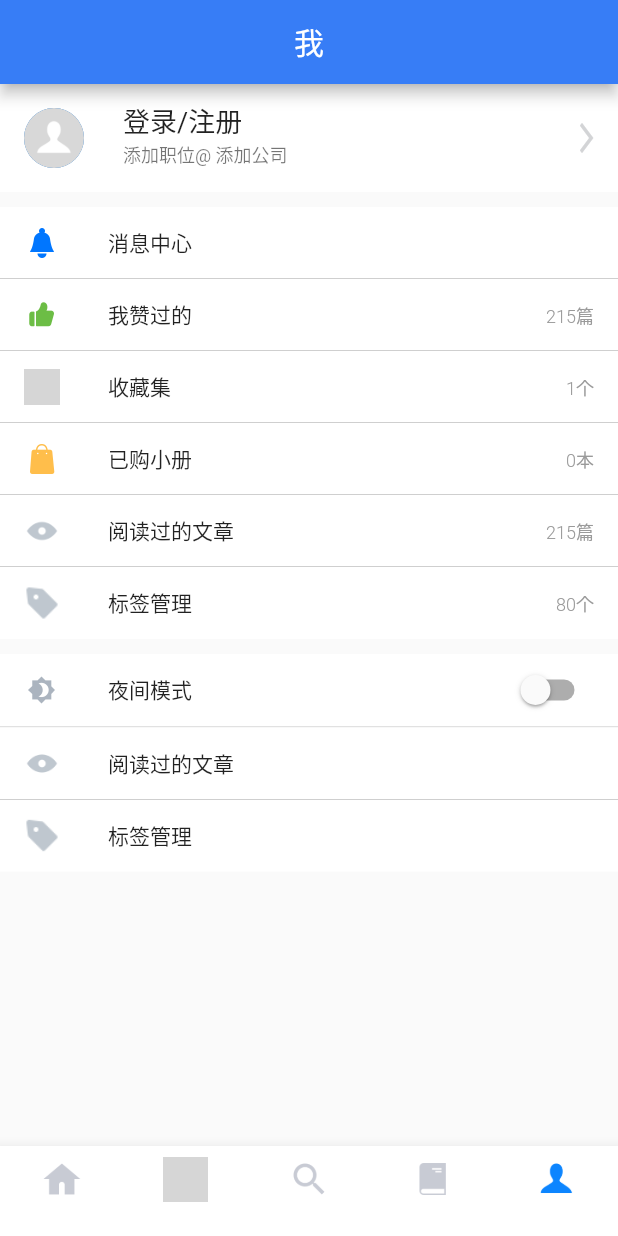
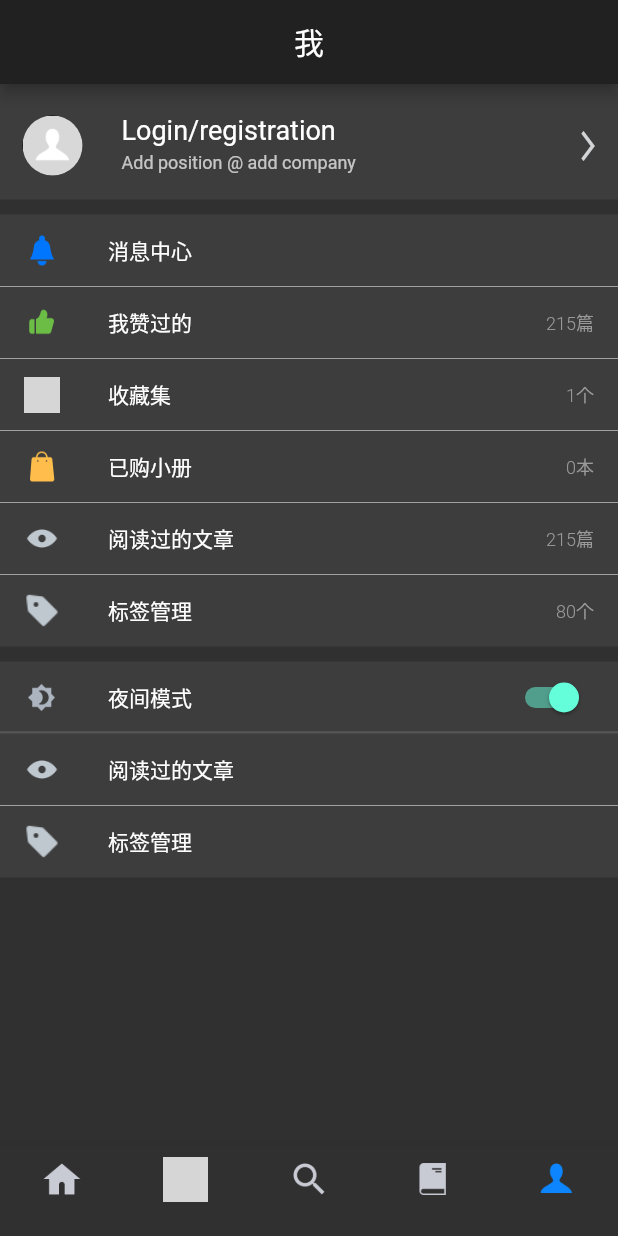
Before and after one commit to Binbiubiubiu/juejin_flutter, a Flutter app: the screen it shows after launch, item 5 of the bottom bar chosen, after a tap on "夜间模式", on a phone screen of 412 x 824 dp. Run offline on Flutter 3.47's test engine with Material 2 defaults, Android fonts, the phone set to English and light mode, and no system bars; our stand-ins replace dio, flutter_swiper, timeago; missing offline and left inert: flutter_webview_plugin; network calls fail; grey boxes are pictures that could not be loaded.

```diff
--- a/lib/main.dart
+++ b/lib/main.dart
@@ -1,4 +1,10 @@
 import 'package:flutter/material.dart';
+import 'package:juejin_app/providers/i18n_provider.dart';
+import 'package:provider/provider.dart';
+import 'package:timeago/timeago.dart' as timeago;
+import 'generated/i18n.dart';
+import 'package:flutter_localizations/flutter_localizations.dart';
+
 import 'package:juejin_app/pages/login_page.dart';
 import 'package:juejin_app/pages/home_page.dart';
 import 'package:juejin_app/pages/activity_page.dart';
@@ -6,28 +12,41 @@ import 'package:juejin_app/pages/explore_page.dart';
 import 'package:juejin_app/pages/book_page.dart';
 import 'package:juejin_app/pages/me_page.dart';
 
-import 'package:timeago/timeago.dart' as timeago;
-
-void main(){
+void main() {
   timeago.setLocaleMessages('en', timeago.ZhCnMessages());
-  runApp(MyApp());
+  runApp(MultiProvider(
+    providers: [
+      ChangeNotifierProvider<I18nProvider>(
+          builder: (context) => I18nProvider()),
+    ],
+    child: MyApp(),
+  ));
 }
 
 class MyApp extends StatelessWidget {
   // This widget is the root of your application.
   @override
   Widget build(BuildContext context) {
-
-
     return MaterialApp(
-      title: '掘金',
-      theme: ThemeData(
-        primaryColor: Color(0xFF377DF6),
-        accentColor: Color(0xFF377DF6),
-        dividerColor: Color(0xFFD8D8D8),
-        backgroundColor: Color(0xFFF6F7F9),
-      ),
-      home: MyHomePage(),
+      title: "12",
+      theme: Provider.of<I18nProvider>(context).locale.toString() != 'zh_CN'
+          ? ThemeData.dark()
+          : ThemeData.light(),
+      localizationsDelegates: const [
+        S.delegate,
+        GlobalMaterialLocalizations.delegate,
+        GlobalWidgetsLocalizations.delegate,
+      ],
+      localeResolutionCallback:
+          S.delegate.resolution(fallback: const Locale('zh', 'CN')),
+      supportedLocales: S.delegate.supportedLocales,
+      home: LayoutBuilder(builder: (context, constraints) {
+        return Localizations.override(
+          context: context,
+          locale: Provider.of<I18nProvider>(context).locale,
+          child: MyHomePage(),
+        );
+      }),
 //      initialRoute: '/',
       routes: {
         '/login': (ctx) => LoginPage(),
@@ -38,7 +57,6 @@ class MyApp extends StatelessWidget {
 
 class MyHomePage extends StatefulWidget {
   MyHomePage({Key key}) : super(key: key);
-
 
   @override
   _MyHomePageState createState() => _MyHomePageState();
@@ -76,14 +94,13 @@ class _MyHomePageState extends State<MyHomePage> {
     MePage(),
   ];
 
-  int _currentIndex = 2;
+  int _currentIndex = 0;
 
   @override
   Widget build(BuildContext context) {
     return Scaffold(
       bottomNavigationBar: BottomNavigationBar(
         type: BottomNavigationBarType.fixed,
-        backgroundColor: Colors.white,
         currentIndex: _currentIndex,
         onTap: (int index) {
           setState(() {
--- a/lib/pages/explore_page.dart
+++ b/lib/pages/explore_page.dart
@@ -1,8 +1,8 @@
 import 'package:flutter/material.dart';
 import 'package:flutter_swiper/flutter_swiper.dart';
+import 'package:juejin_app/generated/i18n.dart';
 import 'package:juejin_app/providers/article_provider.dart';
 import 'package:juejin_app/widgets/custom_list_item_widget.dart';
-import 'package:juejin_app/widgets/custom_list_view_widget.dart';
 import 'package:provider/provider.dart';
 import 'package:timeago/timeago.dart' as timeago;
 
@@ -28,7 +28,7 @@ class ExplorePage extends StatelessWidget {
                 width: 15.0,
               ),
               Text(
-                "搜索文章、用户、标签",
+                S.of(context).appbar_search_placeholder,
                 style: TextStyle(color: Color.fromRGBO(255, 255, 255, 0.4)),
               ),
             ],
@@ -59,11 +59,6 @@ class _ExploreCardListState extends State<ExploreCardList> {
   ArticleProvider _provider;
   ScrollController _scrollController;
 
-  Future<Null> _refresh() async {
-    await Future.delayed(Duration(seconds: 3), () {
-      _provider.getData(true);
-    });
-  }
 
   @override
   void initState() {
@@ -84,7 +79,11 @@ class _ExploreCardListState extends State<ExploreCardList> {
   void didChangeDependencies() {
     // TODO: implement didChangeDependencies
     super.didChangeDependencies();
-    _provider = Provider.of<ArticleProvider>(context);
+
+    setState(() {
+      _provider = Provider.of<ArticleProvider>(context);
+    });
+
   }
 
   @override
@@ -101,12 +100,14 @@ class _ExploreCardListState extends State<ExploreCardList> {
     var column = Column(
       children: [],
     );
+//
 
     var list = Provider.of<ArticleProvider>(context).data;
 
     list.forEach((item) {
       column.children
         ..add(Divider(
+          color: Colors.grey,
           height: 1.0,
         ))
         ..add(CustomListItem(
@@ -206,7 +207,7 @@ class _ExploreCardListState extends State<ExploreCardList> {
 
   Widget _renderTop() {
     return Container(
-      color: Colors.white,
+      color: Color(0x10ffffff),
       padding: EdgeInsets.symmetric(vertical: 10.0, horizontal: 10.0),
       child: Row(
         children: <Widget>[
@@ -294,7 +295,7 @@ class ExploreTabBtnBar extends StatelessWidget {
         ],
       ),
       decoration: BoxDecoration(
-        color: Colors.white,
+        color: Color(0x10ffffff),
       ),
     );
   }
--- a/lib/pages/home_page.dart
+++ b/lib/pages/home_page.dart
@@ -1,7 +1,7 @@
 import 'package:flutter/material.dart';
-import 'package:dio/dio.dart';
 import 'package:flutter/rendering.dart';
-import 'package:juejin_app/modal/article_entity.dart';
+import 'package:juejin_app/generated/i18n.dart';
+import 'package:juejin_app/pages/webview_page.dart';
 import 'package:juejin_app/providers/article_provider.dart';
 import 'package:juejin_app/widgets/custom_list_view_widget.dart';
 import 'package:juejin_app/widgets/custom_list_item_widget.dart';
@@ -20,25 +20,45 @@ class _HomePageState extends State<HomePage>
     with SingleTickerProviderStateMixin {
   bool _isShowFloatingBtn = true;
 
-  final _tabList = [
-    {"label": "热门", "type": ArticleType.POPULAR},
-    {"label": "最新", "type": ArticleType.NEWEST},
-    {"label": "热榜", "type": ArticleType.THREE_DAYS_HOTTEST},
-  ];
+  var _tabList ;
 
   @override
   void initState() {
     // TODO: implement initState
     super.initState();
+    print('initState');
+
+  }
+
+  @override
+  void didChangeDependencies() {
+    // TODO: implement didChangeDependencies
+    super.didChangeDependencies();
+    _tabList = [
+      {"label": S.of(context).home_tab_1, "type": ArticleType.POPULAR},
+      {"label": S.of(context).home_tab_2, "type": ArticleType.NEWEST},
+      {"label": S.of(context).home_tab_3, "type": ArticleType.THREE_DAYS_HOTTEST},
+    ];
+    print('didChangeDependencies');
+  }
+
+  @override
+  void didUpdateWidget(HomePage oldWidget) {
+    // TODO: implement didUpdateWidget
+    super.didUpdateWidget(oldWidget);
+    print('didUpdateWidget');
   }
 
   @override
   Widget build(BuildContext context) {
+    print('build');
+
     return Scaffold(
       body: DefaultTabController(
         length: _tabList.length,
         child: NestedScrollView(
-            headerSliverBuilder: (context, isInerBoxScroll) => [
+          headerSliverBuilder: (context, isInerBoxScroll) =>
+          [
             SliverAppBar(
               pinned: true,
               floating: true,
@@ -58,7 +78,7 @@ class _HomePageState extends State<HomePage>
                         width: 8.0,
                       ),
                       Text(
-                          "搜索文章、用户、标签",
+                        S.of(context).appbar_search_placeholder,
                         style: TextStyle(
                           fontSize: 14.0,
                           color: Color.fromRGBO(255, 255, 255, 0.4),
@@ -82,7 +102,7 @@ class _HomePageState extends State<HomePage>
                         width: 6.0,
                       ),
                       Text(
-                          "标签",
+                        S.of(context).home_tag,
                         style: TextStyle(
                           color: Colors.white,
                           fontSize: 14.0,
@@ -93,27 +113,24 @@ class _HomePageState extends State<HomePage>
                 )
               ],
               bottom: PreferredSize(
-                  child: Row(
-                    mainAxisAlignment: MainAxisAlignment.spaceBetween,
-                    children: <Widget>[
-                      TabBar(
+                child: Align(
+                  alignment:Alignment.centerLeft,
+                  child: TabBar(
                         isScrollable: true,
                         indicator: const BoxDecoration(
                           border: Border(
-                              bottom:
-                                  BorderSide(color: Colors.white, width: 3.0),
+                            bottom: BorderSide(color: Colors.white, width: 3.0),
                           ),
                         ),
                         tabs: _tabList
-                              .map((item) => Tab(
+                            .map<Widget>((item) =>
+                            Tab(
                               child: Center(
                                 widthFactor: 1.6,
                                 child: Text(item["label"]),
                               ),
                             ))
-                              .toList()),
-                      SizedBox(width: 50.0)
-                    ],
+                            .toList())
                 ),
                 preferredSize: Size.fromHeight(48.0),
               ),
@@ -124,12 +141,11 @@ class _HomePageState extends State<HomePage>
             context: context,
             child: TabBarView(
               children: _tabList
-                    .map((item) => ArticleTabPage(type: item['type']))
+                  .map<Widget>((item) => ArticleTabPage(type: item['type']))
                   .toList(),
             ),
           ),
         ),
-
       ),
       floatingActionButton: _isShowFloatingBtn
           ? FloatingActionButton(
@@ -139,8 +155,6 @@ class _HomePageState extends State<HomePage>
           : null,
     );
   }
-
-
 }
 
 class ArticleTabPage extends StatefulWidget {
@@ -160,17 +174,20 @@ class _ArticleTabPageState extends State<ArticleTabPage> {
   Widget build(BuildContext context) {
     return ChangeNotifierProvider<ArticleProvider>.value(
       key: ValueKey(widget.type),
-      value: ArticleProvider(widget.type)..init(),
+      value: ArticleProvider(widget.type)
+        ..init(),
       child: CustomListView<ArticleProvider>(
         separatorBuilder: (BuildContext context, int index) =>
-            Container(color: Colors.grey[200], height: 10.0),
+            Container(height: 10.0),
         itemBuilder: _renderBookItem,
       ),
     );
   }
 
   Widget _renderBookItem(BuildContext context, int i) {
-    var list = Provider.of<ArticleProvider>(context).data;
+    var list = Provider
+        .of<ArticleProvider>(context)
+        .data;
     if (list.length == 0) return null;
     var entity = list[i];
 
@@ -179,11 +196,29 @@ class _ArticleTabPageState extends State<ArticleTabPage> {
         CustomListItem(
           key: ValueKey(entity.id),
           onTap: () {
-            print("book");
+            Navigator.of(context).push(
+                PageRouteBuilder(
+                    pageBuilder: (context, animation, secondaryAnimation) {
+                      return WebViewPage(
+                        title: entity.user.username,
+                        url: entity.originalUrl,
+                      );
+                    },transitionsBuilder: (context, animation, secondaryAnimation,child){
+                      return new SlideTransition(
+                        position: new Tween<Offset>(
+                          begin: const Offset(1.0, 0.0),
+                          end: const Offset(0.0, 0.0),
+                        ).animate(animation),
+                        child: child,
+                      );
+                }),
+
+            );
           },
           padding: EdgeInsets.fromLTRB(15.0, 15.0, 15.0, 45.0),
           child: Column(
             children: <Widget>[
+
               Row(
                 mainAxisAlignment: MainAxisAlignment.spaceBetween,
                 children: <Widget>[
@@ -215,16 +250,13 @@ class _ArticleTabPageState extends State<ArticleTabPage> {
                         children: [
                           TextSpan(
                             text: "${entity.title}\n",
-                            style: TextStyle(
-                              color: Colors.black,
-                              fontSize: 16.0,
-                              fontWeight: FontWeight.bold,
-                            ),
+                            style: Theme.of(context).textTheme.subtitle,
                           ),
                           TextSpan(
                             text: "1\n",
                             style: TextStyle(
                               fontSize: 4.0,
+                              color: Colors.transparent,
                             ),
                           ),
                           TextSpan(
@@ -295,7 +327,8 @@ class _ArticleTabPageState extends State<ArticleTabPage> {
                         width: 16.0),
                     SizedBox(width: 2.0),
                     Text(
-                      "${entity.commentsCount == 0 ? '评论' : entity.commentsCount}",
+                      "${entity.commentsCount == 0 ? '评论' : entity
+                          .commentsCount}",
                       style: TextStyle(
                         color: Colors.grey,
                         fontSize: 12.0,
--- a/lib/pages/me_page.dart
+++ b/lib/pages/me_page.dart
@@ -1,16 +1,18 @@
 import 'package:flutter/material.dart';
+import 'package:juejin_app/generated/i18n.dart';
 import 'package:juejin_app/pages/login_page.dart';
+import 'package:juejin_app/providers/i18n_provider.dart';
+import 'package:provider/provider.dart';
 
 class MePage extends StatelessWidget {
-
-
   @override
   Widget build(BuildContext context) {
-
-
     return Scaffold(
       appBar: AppBar(
-        title: Text('我'),
+        title: Text(
+          '我',
+          style: TextStyle(fontSize: 20.0),
+        ),
         centerTitle: true,
       ),
       body: ListView(
@@ -19,11 +21,14 @@ class MePage extends StatelessWidget {
     );
   }
 
-  List<Widget> _renderListView(){
-
+  List<Widget> _renderListView() {
     final List list1 = [
       {"icon": "assets/me/ic_notification.png", "title": "消息中心", "action": ""},
-      {"icon": "assets/me/user_liked_pin.png", "title": "我赞过的", "action": "215篇"},
+      {
+        "icon": "assets/me/user_liked_pin.png",
+        "title": "我赞过的",
+        "action": "215篇"
+      },
       {
         "icon": "assets/me/user_collectionset.png",
         "title": "收藏集",
@@ -38,7 +43,7 @@ class MePage extends StatelessWidget {
       {"icon": "assets/me/ic_dynamic_tag.png", "title": "标签管理", "action": "80个"}
     ];
 
-    final List list2=[
+    final List list2 = [
       {
         "icon": "assets/me/ic_user_data_read.png",
         "title": "阅读过的文章",
@@ -66,7 +71,6 @@ class MePage extends StatelessWidget {
     _renderList.addAll([
       SizedBox(height: 10.0),
       EveningCellItem(),
-      Divider(height: 1.0,),
     ]);
 
     _renderList.addAll(ListTile.divideTiles(
@@ -104,7 +108,7 @@ class CellItem extends StatelessWidget {
   @override
   Widget build(BuildContext context) {
     return Material(
-      color: Colors.white,
+      color: Color(0x10FFFFFF),
       child: ListTile(
         dense: true,
         onTap: onTap,
@@ -127,15 +131,34 @@ class CellItem extends StatelessWidget {
   }
 }
 
-class EveningCellItem extends StatelessWidget {
+class EveningCellItem extends StatefulWidget {
+  @override
+  _EveningCellItemState createState() => _EveningCellItemState();
+}
+
+class _EveningCellItemState extends State<EveningCellItem> {
+  bool isOk = false;
+
   @override
   Widget build(BuildContext context) {
-    return Material(
-      color: Colors.white,
+    return DecoratedBox(
+      decoration: BoxDecoration(
+        color: Color(0x10FFFFFF),
+        border: Border(
+          bottom: Divider.createBorderSide(context,width: 1.6, color: Theme.of(context).dividerColor),
+        ),
+      ),
       child: SwitchListTile(
         dense: true,
-        value: false,
-        onChanged: (val) {},
+        value: Provider.of<I18nProvider>(context).locale.toString() != 'zh_CN',
+        onChanged: (val) {
+          setState(() {
+            isOk = val;
+          });
+          print(Provider.of<I18nProvider>(context).locale.toLanguageTag());
+          Provider.of<I18nProvider>(context)
+              .setLocale(val ? Locale("en", "") : Locale("zh", "CN"));
+        },
         secondary: Image.asset(
           "assets/me/ic_night.png",
           width: 24.0,
@@ -146,6 +169,30 @@ class EveningCellItem extends StatelessWidget {
   }
 }
 
+//class EveningCellItem extends StatelessWidget {
+//  @override
+//  Widget build(BuildContext context) {
+//
+//
+//    return Material(
+//      color: Colors.white,
+//      child: SwitchListTile(
+//        dense: true,
+//        value: Provider.of<I18nProvider>(context).locale.toLanguageTag()=='zh',
+//        onChanged: (val) {
+//
+//          Provider.of<I18nProvider>(context).setLocale(val?Locale("zh","CN"):Locale("en",""));
+//        },
+//        secondary: Image.asset(
+//          "assets/me/ic_night.png",
+//          width: 24.0,
+//        ),
+//        title: Text("夜间模式", style: TextStyle(fontSize: 14.0)),
+//      ),
+//    );
+//  }
+//}
+
 class UserCell extends StatefulWidget {
   @override
   _UserCellState createState() => _UserCellState();
@@ -154,11 +201,33 @@ class UserCell extends StatefulWidget {
 class _UserCellState extends State<UserCell> {
   ImageProvider _actor = AssetImage("assets/me/default_avatar.png");
 
-  String _name = "登录/注册";
-  String _job = "添加职位@ 添加公司";
+  String _name;
+  String _job;
+
+  @override
+  void didChangeDependencies() {
+    // TODO: implement didChangeDependencies
+    super.didChangeDependencies();
+    _name = S.of(context).me_login_title_placeholder;
+    _job = S.of(context).me_login_subtitle_placeholder;
+  }
 
   void _login() {
-    Navigator.of(context).push(MaterialPageRoute(builder:(context)=>LoginPage())).then((data) {
+    Navigator.of(context)
+        .push(
+      PageRouteBuilder(pageBuilder: (context, animation, secondaryAnimation) {
+        return LoginPage();
+      }, transitionsBuilder: (context, animation, secondaryAnimation, child) {
+        return new SlideTransition(
+          position: new Tween<Offset>(
+            begin: const Offset(1.0, 0.0),
+            end: const Offset(0.0, 0.0),
+          ).animate(animation),
+          child: child,
+        );
+      }),
+    )
+        .then((data) {
       if (data == null) return;
 
       Map<String, String> userInfo = Map.of(data);
@@ -176,9 +245,10 @@ class _UserCellState extends State<UserCell> {
   @override
   Widget build(BuildContext context) {
     return Material(
-      color: Colors.white,
+      color: Color(0x10FFFFFF),
       child: ListTile(
         onTap: _login,
+        contentPadding: EdgeInsets.fromLTRB(15.0, 5.0, 15.0, 0.0),
         leading: Padding(
           padding: EdgeInsets.only(right: 10.0),
           child: CircleAvatar(
@@ -189,12 +259,20 @@ class _UserCellState extends State<UserCell> {
         title: Text(
           '$_name',
           overflow: TextOverflow.ellipsis,
-          style: TextStyle(fontSize: 18.0),
+          maxLines: 1,
+          style: TextStyle(
+            fontSize: 18.0,
+            textBaseline: TextBaseline.alphabetic,
+          ),
         ),
         subtitle: Text(
           _job,
           overflow: TextOverflow.ellipsis,
-          style: TextStyle(fontSize: 12.0),
+          maxLines: 1,
+          style: TextStyle(
+            fontSize: 12.0,
+            textBaseline: TextBaseline.alphabetic,
+          ),
         ),
         trailing: Transform(
           transform: Matrix4(0.75, 0.0, 0.0, 0.0, 0.0, 1.0, 0.0, 0.0, 0.0, 0.0,
--- /dev/null
+++ b/lib/providers/i18n_provider.dart
@@ -0,0 +1,13 @@
+import 'package:flutter/material.dart';
+
+class I18nProvider with ChangeNotifier {
+  Locale _locale = Locale('zh','CN');
+
+  get locale => _locale;
+
+  setLocale(Locale locale) {
+    _locale=locale;
+    notifyListeners();
+  }
+
+}
--- a/lib/widgets/custom_list_item_widget.dart
+++ b/lib/widgets/custom_list_item_widget.dart
@@ -17,7 +17,7 @@ class CustomListItem extends StatelessWidget {
   @override
   Widget build(BuildContext context) {
     return Material(
-      color: Colors.white,
+      color: Color(0x10ffffff),
       child: InkWell(
         radius: 0,
         onTap: onTap,
--- a/lib/widgets/custom_list_view_widget.dart
+++ b/lib/widgets/custom_list_view_widget.dart
@@ -1,6 +1,5 @@
 import 'package:flutter/material.dart';
 import 'package:provider/provider.dart';
-import 'package:juejin_app/providers/book_provider.dart';
 
 class CustomListView<T> extends StatefulWidget {
   const CustomListView({
--- a/pubspec.yaml
+++ b/pubspec.yaml
@@ -31,6 +31,9 @@ dependencies:
   device_info: ^0.4.0+2
   shared_preferences: ^0.5.3+4
   timeago: ^2.0.18
+  fluttertoast: ^3.1.0
+  flutter_localizations:
+    sdk: flutter
 
   # The following adds the Cupertino Icons font to your application.
   # Use with the CupertinoIcons class for iOS style icons.
```
Also changed, not shown: lib/pages/activity_page.dart (+3 -10 lines), lib/pages/book_page.dart (+3 -9 lines), res/values/strings_en.arb (+10 -0 lines), res/values/strings_zh_CN.arb (added, +10 -0 lines), lib/generated/i18n.dart, pubspec.lock, 2 other files. Lines whose indentation alone changed are shown as unchanged.
